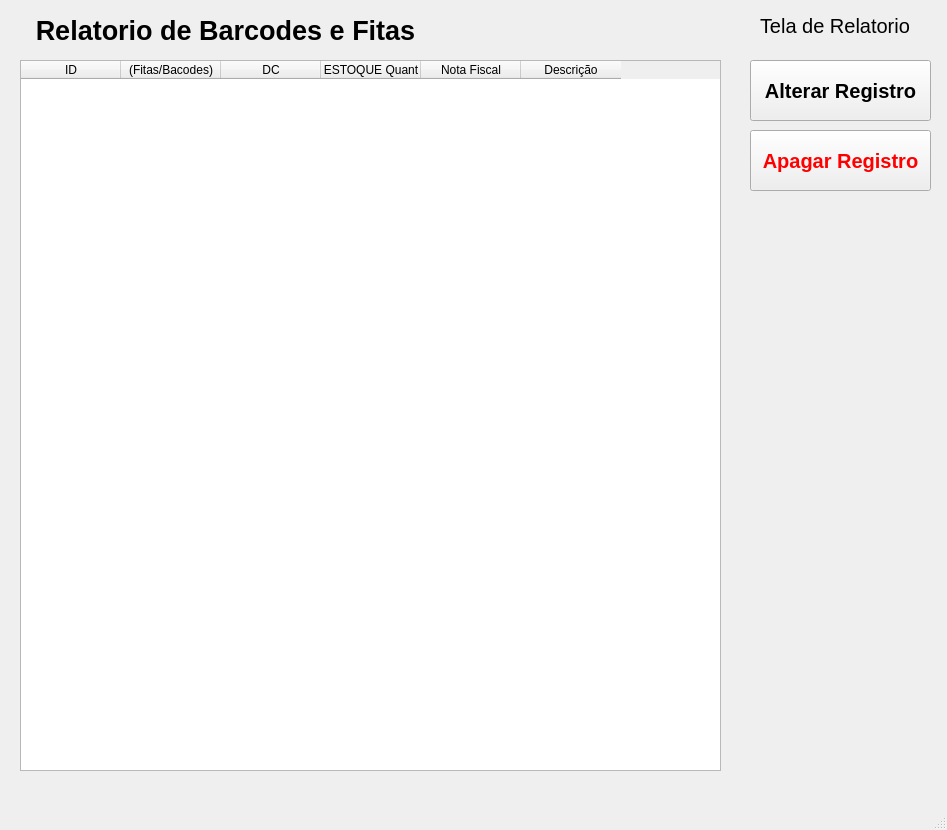
jairowmd/projeto-gerenciamento-estoque-fitas-lto-barcodes, file lista_bkp.ui: the form before one commit.
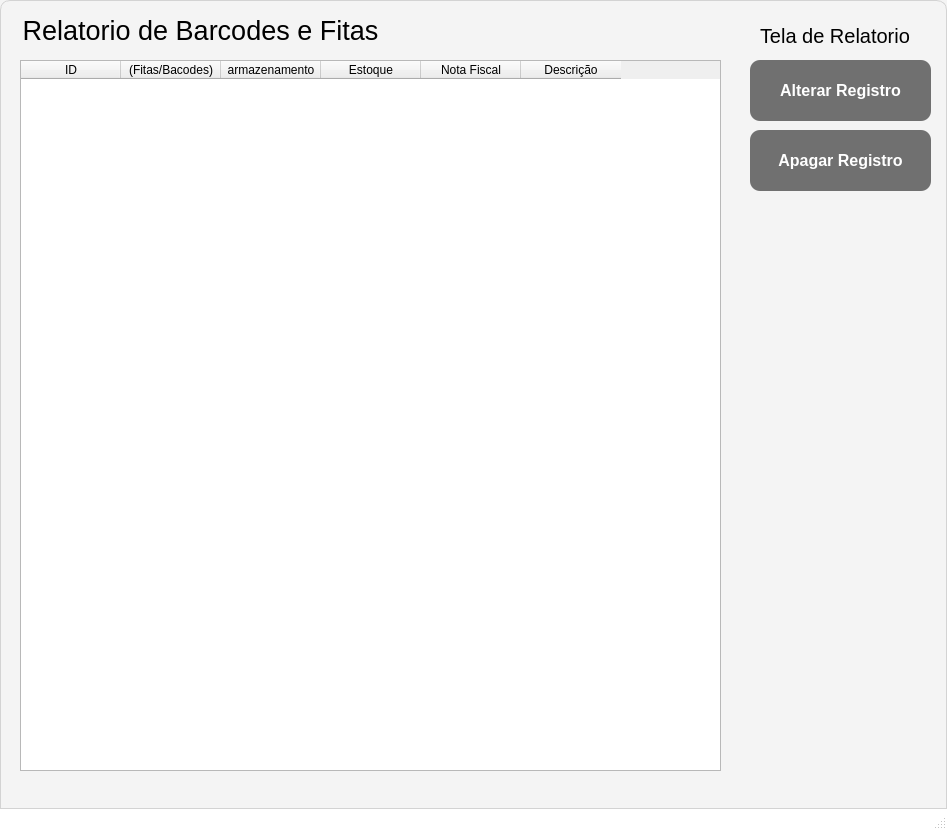
The form after the commit.

Commit message: edit layout telas qt

```diff
--- a/lista_bkp.ui
+++ b/lista_bkp.ui
@@ -13,21 +13,51 @@
   <property name="windowTitle">
    <string>MainWindow</string>
   </property>
+  <property name="styleSheet">
+   <string notr="true">QMainWindow {
+    background-color: #f4f4f4; /* Fundo claro */
+    border: 1px solid #d3d3d3; /* Bordas sutis */
+    border-radius: 10px; /* Bordas arredondadas */
+}
+
+QMenuBar {
+    background-color: #ffffff; /* Fundo do menu */
+    border-bottom: 1px solid #d3d3d3; /* Linha separadora */
+    font-size: 14px;
+}
+
+QMenuBar::item {
+    padding: 5px 15px;
+    background-color: transparent;
+}
+
+QMenuBar::item:selected {
+    background-color: #e0e0e0; /* Destaque ao passar o mouse */
+}
+
+QStatusBar {
+    background-color: #ffffff;
+    border-top: 1px solid #d3d3d3;
+    font-size: 12px;
+    color: #606060;
+}
+</string>
+  </property>
   <widget class="QWidget" name="centralwidget">
    <widget class="QLabel" name="label_3">
     <property name="geometry">
      <rect>
       <x>20</x>
       <y>10</y>
-      <width>411</width>
+      <width>361</width>
       <height>41</height>
      </rect>
     </property>
     <property name="font">
      <font>
       <pointsize>20</pointsize>
-      <weight>75</weight>
-      <bold>true</bold>
+      <weight>50</weight>
+      <bold>false</bold>
      </font>
     </property>
     <property name="text">
@@ -58,12 +88,12 @@
     </column>
     <column>
      <property name="text">
-      <string>DC</string>
+      <string>armazenamento</string>
      </property>
     </column>
     <column>
      <property name="text">
-      <string>ESTOQUE Quant</string>
+      <string>Estoque</string>
      </property>
     </column>
     <column>
@@ -88,11 +118,24 @@
     </property>
     <property name="font">
      <font>
-      <pointsize>15</pointsize>
+      <pointsize>-1</pointsize>
       <weight>75</weight>
       <bold>true</bold>
      </font>
     </property>
+    <property name="styleSheet">
+     <string notr="true">QPushButton {
+    background-color: #707070;
+	color: rgb(161, 161, 161);
+    border-radius: 10px;
+    color: white;
+    font-size: 16px;
+    padding: 10px;
+}
+QPushButton:hover {
+    background-color: #5a52d4;
+}</string>
+    </property>
     <property name="text">
      <string>Alterar Registro</string>
     </property>
@@ -108,7 +151,7 @@
     </property>
     <property name="font">
      <font>
-      <pointsize>15</pointsize>
+      <pointsize>-1</pointsize>
       <weight>75</weight>
       <bold>true</bold>
      </font>
@@ -117,7 +160,17 @@
      <bool>false</bool>
     </property>
     <property name="styleSheet">
-     <string notr="true">color:rgb(255, 0, 0)</string>
+     <string notr="true">QPushButton {
+    background-color: #707070;
+	color: rgb(255, 0, 0);
+    border-radius: 10px;
+    color: white;
+    font-size: 16px;
+    padding: 10px;
+}
+QPushButton:hover {
+    background-color: #ff3434;
+}</string>
     </property>
     <property name="text">
      <string>Apagar Registro</string>
@@ -127,7 +180,7 @@
     <property name="geometry">
      <rect>
       <x>760</x>
-      <y>10</y>
+      <y>20</y>
       <width>161</width>
       <height>31</height>
      </rect>
```
Left out of the diff: 2 changed lines with no effect on the pictures. The commit also changes 4 other files.
